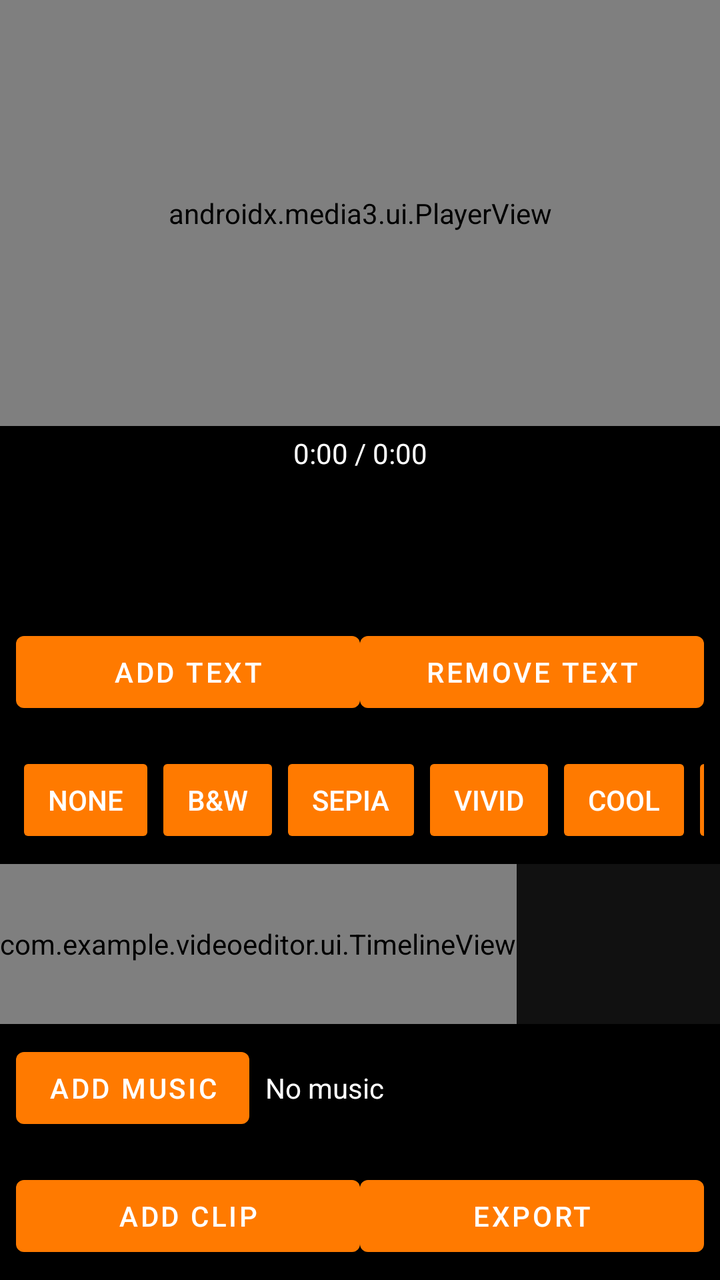
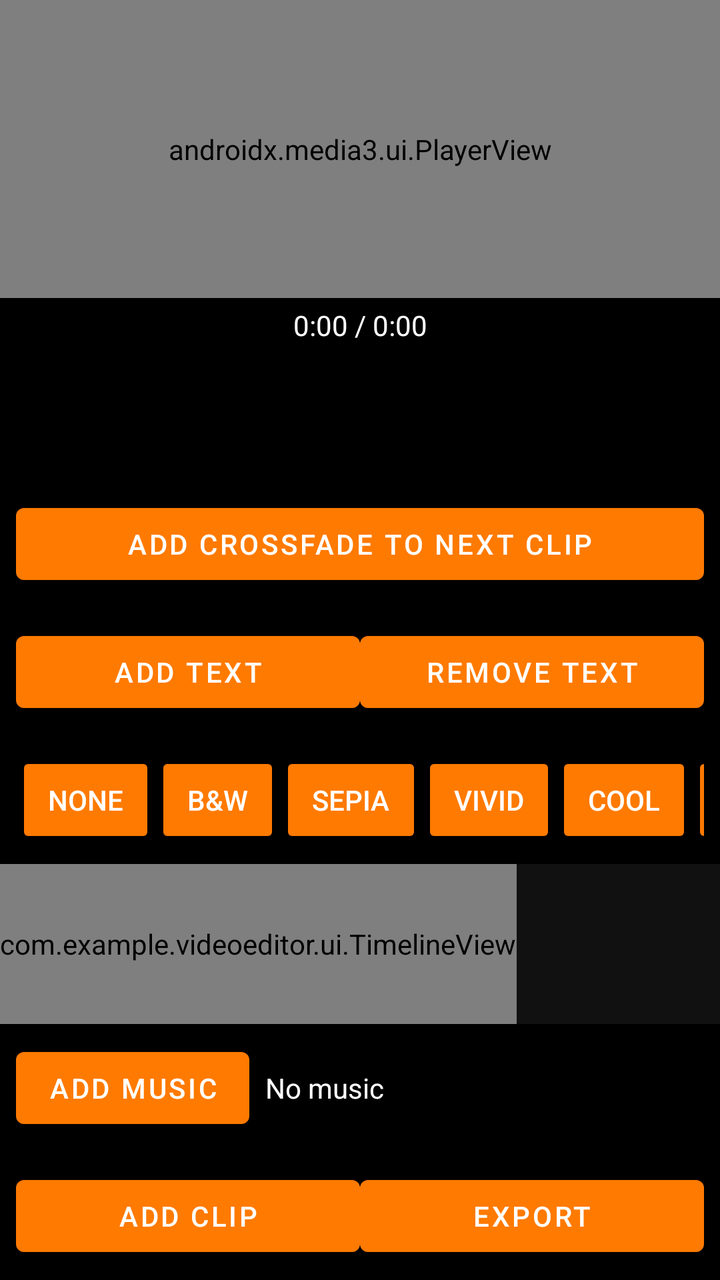

An Android layout rendered at two revisions. The XML below is the earlier revision; the diff shows what the commit changed to produce the second picture.
<!-- AndroidManifest.xml: application theme Theme.VideoEditor -->
<!-- res/layout/activity_editor.xml -->
<?xml version="1.0" encoding="utf-8"?>
<LinearLayout xmlns:android="http://schemas.android.com/apk/res/android"
    xmlns:app="http://schemas.android.com/apk/res-auto"
    android:layout_width="match_parent"
    android:layout_height="match_parent"
    android:orientation="vertical"
    android:background="#000000">

    <androidx.media3.ui.PlayerView
        android:id="@+id/previewPlayerView"
        android:layout_width="match_parent"
        android:layout_height="0dp"
        android:layout_weight="1"
        app:use_controller="true" />

    <TextView
        android:id="@+id/timeLabel"
        android:layout_width="match_parent"
        android:layout_height="wrap_content"
        android:gravity="center"
        android:textColor="#FFFFFF"
        android:padding="4dp"
        android:text="0:00 / 0:00" />

    <ProgressBar
        android:id="@+id/exportProgressBar"
        style="?android:attr/progressBarStyleHorizontal"
        android:layout_width="match_parent"
        android:layout_height="6dp"
        android:visibility="gone" />

    <LinearLayout
        android:layout_width="match_parent"
        android:layout_height="wrap_content"
        android:orientation="horizontal"
        android:padding="8dp">

        <Button
            android:id="@+id/undoButton"
            android:layout_width="0dp"
            android:layout_height="wrap_content"
            android:layout_weight="1"
            android:enabled="false"
            android:text="Undo" />

        <Button
            android:id="@+id/redoButton"
            android:layout_width="0dp"
            android:layout_height="wrap_content"
            android:layout_weight="1"
            android:enabled="false"
            android:text="Redo" />

    </LinearLayout>

    <LinearLayout
        android:layout_width="match_parent"
        android:layout_height="wrap_content"
        android:orientation="horizontal"
        android:padding="8dp">

        <Button
            android:id="@+id/addTextButton"
            android:layout_width="0dp"
            android:layout_height="wrap_content"
            android:layout_weight="1"
            android:text="Add Text" />

        <Button
            android:id="@+id/removeTextButton"
            android:layout_width="0dp"
            android:layout_height="wrap_content"
            android:layout_weight="1"
            android:text="Remove Text" />

    </LinearLayout>

    <HorizontalScrollView
        android:layout_width="match_parent"
        android:layout_height="wrap_content"
        android:scrollbars="none"
        android:paddingStart="8dp"
        android:paddingEnd="8dp"
        android:paddingTop="8dp"
        android:paddingBottom="8dp">

        <LinearLayout
            android:id="@+id/filterButtonContainer"
            android:layout_width="wrap_content"
            android:layout_height="wrap_content"
            android:orientation="horizontal">

            <Button
                android:id="@+id/filterNoneButton"
                style="?android:attr/buttonStyleSmall"
                android:layout_width="wrap_content"
                android:layout_height="wrap_content"
                android:text="None" />

            <Button
                android:id="@+id/filterGrayscaleButton"
                style="?android:attr/buttonStyleSmall"
                android:layout_width="wrap_content"
                android:layout_height="wrap_content"
                android:text="B&amp;W" />

            <Button
                android:id="@+id/filterSepiaButton"
                style="?android:attr/buttonStyleSmall"
                android:layout_width="wrap_content"
                android:layout_height="wrap_content"
                android:text="Sepia" />

            <Button
                android:id="@+id/filterVividButton"
                style="?android:attr/buttonStyleSmall"
                android:layout_width="wrap_content"
                android:layout_height="wrap_content"
                android:text="Vivid" />

            <Button
                android:id="@+id/filterCoolButton"
                style="?android:attr/buttonStyleSmall"
                android:layout_width="wrap_content"
                android:layout_height="wrap_content"
                android:text="Cool" />

            <Button
                android:id="@+id/filterWarmButton"
                style="?android:attr/buttonStyleSmall"
                android:layout_width="wrap_content"
                android:layout_height="wrap_content"
                android:text="Warm" />

            <Button
                android:id="@+id/filterInvertButton"
                style="?android:attr/buttonStyleSmall"
                android:layout_width="wrap_content"
                android:layout_height="wrap_content"
                android:text="Invert" />

            <Button
                android:id="@+id/filterNoirButton"
                style="?android:attr/buttonStyleSmall"
                android:layout_width="wrap_content"
                android:layout_height="wrap_content"
                android:text="Noir" />

            <Button
                android:id="@+id/filterFadeButton"
                style="?android:attr/buttonStyleSmall"
                android:layout_width="wrap_content"
                android:layout_height="wrap_content"
                android:text="Fade" />

            <Button
                android:id="@+id/filterDramaticButton"
                style="?android:attr/buttonStyleSmall"
                android:layout_width="wrap_content"
                android:layout_height="wrap_content"
                android:text="Dramatic" />

            <Button
                android:id="@+id/filterPastelButton"
                style="?android:attr/buttonStyleSmall"
                android:layout_width="wrap_content"
                android:layout_height="wrap_content"
                android:text="Pastel" />

            <Button
                android:id="@+id/filterNightButton"
                style="?android:attr/buttonStyleSmall"
                android:layout_width="wrap_content"
                android:layout_height="wrap_content"
                android:text="Night" />

        </LinearLayout>

    </HorizontalScrollView>

    <HorizontalScrollView
        android:layout_width="match_parent"
        android:layout_height="80dp"
        android:background="#111111"
        android:scrollbars="none">

        <com.example.videoeditor.ui.TimelineView
            android:id="@+id/timelineView"
            android:layout_width="wrap_content"
            android:layout_height="match_parent" />

    </HorizontalScrollView>

    <LinearLayout
        android:layout_width="match_parent"
        android:layout_height="wrap_content"
        android:orientation="horizontal"
        android:padding="8dp"
        android:gravity="center_vertical">

        <Button
            android:id="@+id/addMusicButton"
            android:layout_width="wrap_content"
            android:layout_height="wrap_content"
            android:text="Add Music" />

        <TextView
            android:id="@+id/musicTrackLabel"
            android:layout_width="0dp"
            android:layout_height="wrap_content"
            android:layout_weight="1"
            android:layout_marginStart="8dp"
            android:textColor="#FFFFFF"
            android:text="No music"
            android:singleLine="true"
            android:ellipsize="middle" />

        <Button
            android:id="@+id/removeMusicButton"
            android:layout_width="wrap_content"
            android:layout_height="wrap_content"
            android:text="Remove"
            android:visibility="gone" />

    </LinearLayout>

    <LinearLayout
        android:layout_width="match_parent"
        android:layout_height="wrap_content"
        android:orientation="horizontal"
        android:padding="8dp">

        <Button
            android:id="@+id/addClipButton"
            android:layout_width="0dp"
            android:layout_height="wrap_content"
            android:layout_weight="1"
            android:text="Add Clip" />

        <Button
            android:id="@+id/exportButton"
            android:layout_width="0dp"
            android:layout_height="wrap_content"
            android:layout_weight="1"
            android:text="Export" />

    </LinearLayout>

</LinearLayout>
<!-- resources referenced by this layout -->
<resources>
  <style name="Theme.VideoEditor" parent="Theme.MaterialComponents.DayNight.NoActionBar">
          <item name="colorPrimary">#FF7A00</item>
          <item name="android:windowBackground">#000000</item>
      </style>
</resources>

<!-- the commit's change to res/layout/activity_editor.xml (unified diff, before → after) -->
@@ -60,6 +60,20 @@
         android:padding="8dp">
 
         <Button
+            android:id="@+id/toggleTransitionButton"
+            android:layout_width="match_parent"
+            android:layout_height="wrap_content"
+            android:text="Add Crossfade to Next Clip" />
+
+    </LinearLayout>
+
+    <LinearLayout
+        android:layout_width="match_parent"
+        android:layout_height="wrap_content"
+        android:orientation="horizontal"
+        android:padding="8dp">
+
+        <Button
             android:id="@+id/addTextButton"
             android:layout_width="0dp"
             android:layout_height="wrap_content"
